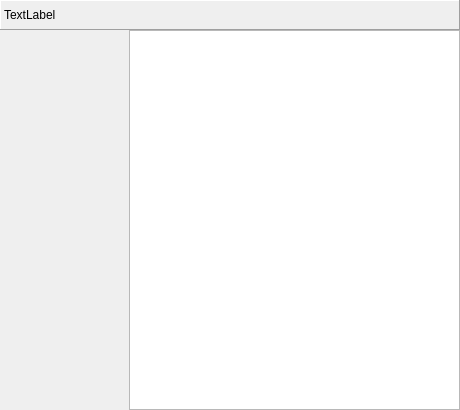
First picture: the form in src/qt_main/codeedit.ui, repository Chlamydomonos/thu_project_erisc, before the edit.
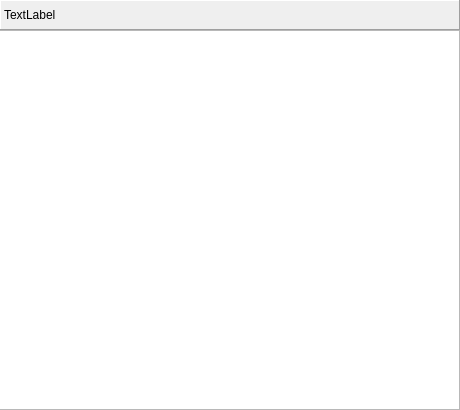
Second picture: the form after the edit. Custom widgets are drawn as their Qt base class.

What changed in the file:
```diff
--- a/src/qt_main/codeedit.ui
+++ b/src/qt_main/codeedit.ui
@@ -40,9 +40,9 @@
   <widget class="CodeText" name="text">
    <property name="geometry">
     <rect>
-     <x>129</x>
+     <x>-1</x>
      <y>30</y>
-     <width>331</width>
+     <width>461</width>
      <height>380</height>
     </rect>
    </property>
```
Left out of the diff: 3 changed lines with no effect on the pictures.
